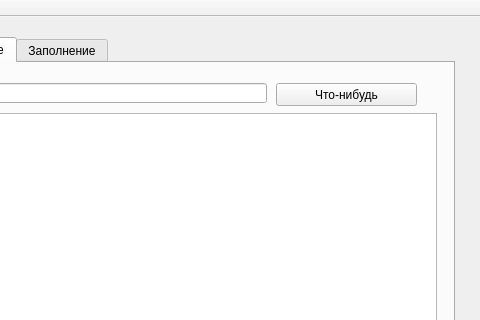
Qt form mainwindow.ui (rlinosaur/verbs_project) before a commit; both pictures show x 96 to 576 and y 0 to 320 of the 576 by 633 pixel window.
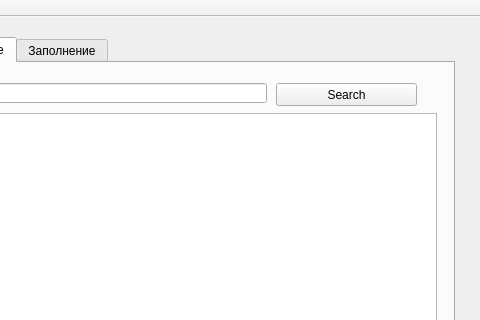
The same form after that commit. The open tabs and pages were chosen to show the change.

Diff of the .ui file:
```diff
--- a/mainwindow.ui
+++ b/mainwindow.ui
@@ -50,7 +50,7 @@
        </rect>
       </property>
       <property name="text">
-       <string>Что-нибудь</string>
+       <string>Search</string>
       </property>
      </widget>
      <widget class="QLineEdit" name="lineEdit">
```
Left out of the diff: 2 changed lines with no effect on the pictures.
